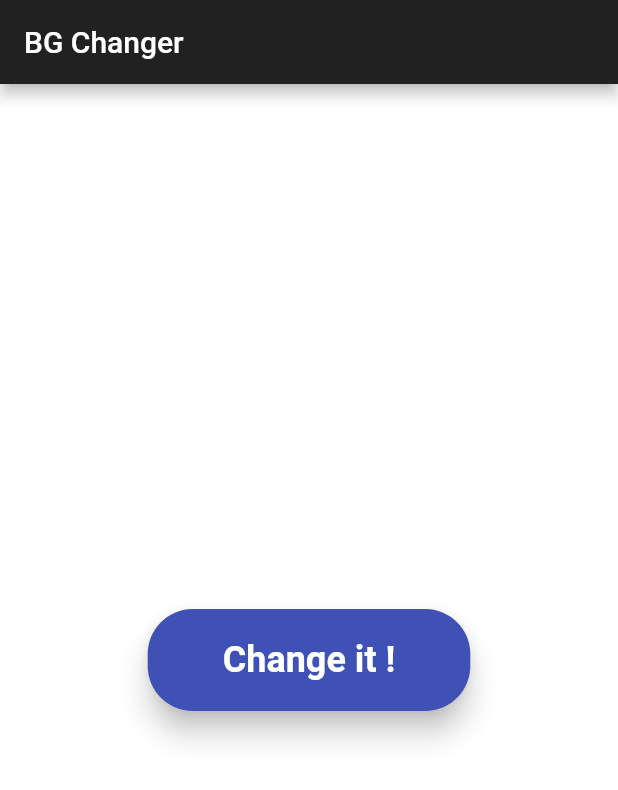
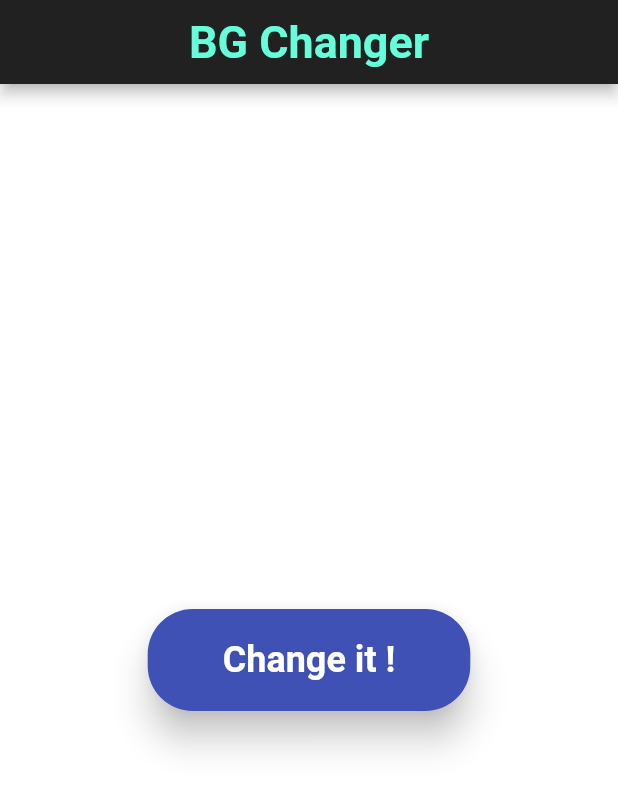
Before and after one commit to iamsourav37/BG_Changer, a Flutter app: the screen it shows after launch, on a phone screen of 412 x 824 dp. Shown: the top 790 px of the screen. Run offline on Flutter 3.47's test engine with Material 2 defaults, Android fonts, the phone set to English and light mode, and no system bars.

Commit message:
add spalsh color

```diff
--- a/lib/home_page.dart
+++ b/lib/home_page.dart
@@ -39,15 +39,22 @@ class _HomePageState extends State<HomePage> {
   Widget build(BuildContext context) {
     return Scaffold(
       appBar: AppBar(
-        title: Text("BG Changer"),
+        centerTitle: true,
+        title: Text("BG Changer",
+        style: TextStyle(
+          fontSize: 29.9,
+          fontWeight: FontWeight.bold,
+          color: Colors.tealAccent,
+        ),),
       ),
       body: Container(
         color: currentColor,
         child: Center(
           child: RaisedButton(
             onPressed: _changeColor,
+            splashColor: Colors.black87,
             color: colors[Random().nextInt(colors.length)],
-            elevation: 7.8,
+            elevation: 10.0,
             child: Text(
               "Change it !",
               style: TextStyle(
```
